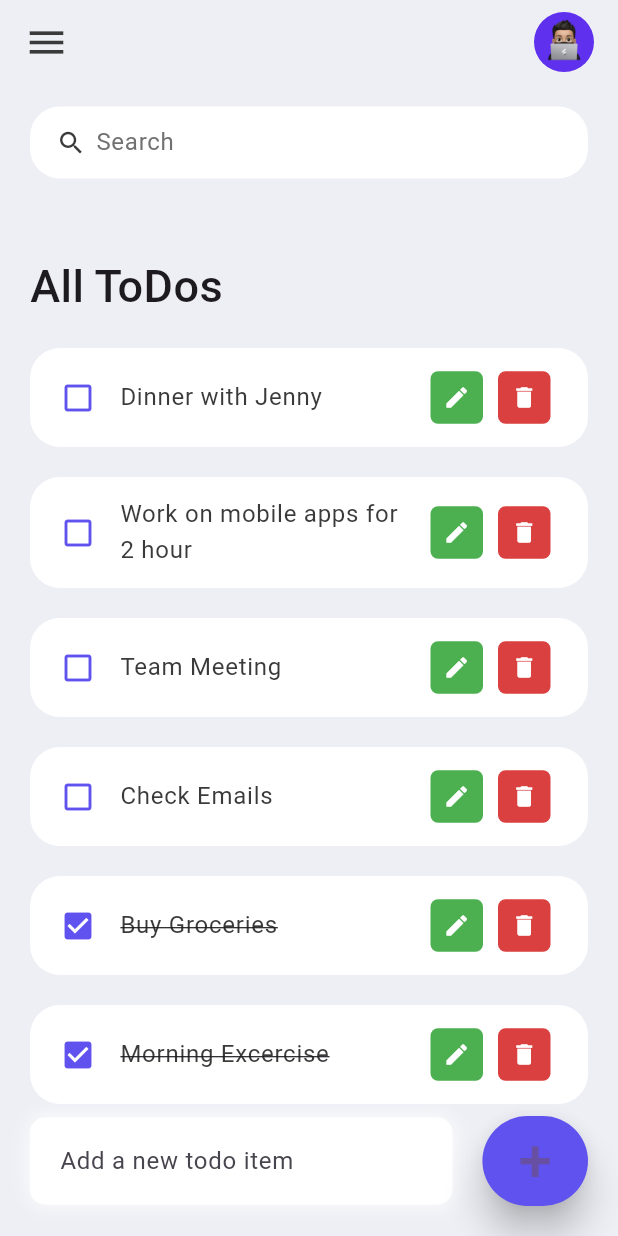
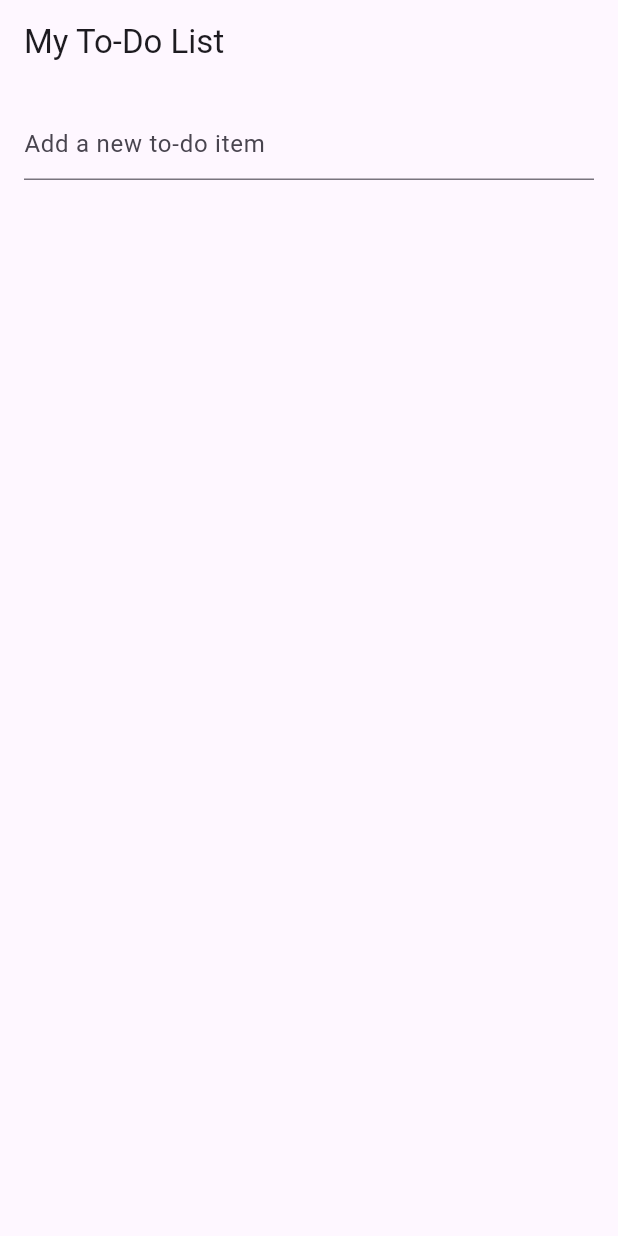
Before and after one commit to HeitorLouzeiroRepositoryIFPI/flutter-todo-app, a Flutter app: the screen it shows after launch, on a phone screen of 412 x 824 dp. Run offline on Flutter 3.47's test engine with Material 3 defaults, Android fonts, the phone set to English and light mode, and no system bars; our stand-ins replace shared_preferences.

Commit message:
Adiciona suporte para armazenamento de preferências com shared_preferences e implementa métodos de serialização na classe ToDo.

```diff
--- a/todo_app/lib/models/todo.dart
+++ b/todo_app/lib/models/todo.dart
@@ -1,34 +1,30 @@
 class ToDo {
-  String? id;
-  String? todoText;
-  bool isDone;
+  String? id; // Identificador único da tarefa
+  String? todoText; // Texto descritivo da tarefa
+  bool isDone; // Indica se a tarefa foi concluída ou não
 
+  // Construtor da classe ToDo
   ToDo({
-    required this.id,
-    required this.todoText,
-    this.isDone = false,
+    required this.id, // ID da tarefa
+    required this.todoText, // Texto da tarefa
+    this.isDone = false, // Tarefa não está concluída por padrão
   });
 
-  static List<ToDo> todoList() {
-    return [
-      ToDo(id: '01', todoText: 'Morning Excercise', isDone: true),
-      ToDo(id: '02', todoText: 'Buy Groceries', isDone: true),
-      ToDo(
-        id: '03',
-        todoText: 'Check Emails',
-      ),
-      ToDo(
-        id: '04',
-        todoText: 'Team Meeting',
-      ),
-      ToDo(
-        id: '05',
-        todoText: 'Work on mobile apps for 2 hour',
-      ),
-      ToDo(
-        id: '06',
-        todoText: 'Dinner with Jenny',
-      ),
-    ];
+  // Método para converter a instância da classe ToDo em um mapa (JSON)
+  Map<String, dynamic> toJson() {
+    return {
+      'id': id, // Atribui o ID da tarefa
+      'todoText': todoText, // Atribui o texto da tarefa
+      'isDone': isDone, // Atribui o estado da tarefa (concluída ou não)
+    };
+  }
+
+  // Método para criar uma instância da classe ToDo a partir de um mapa (JSON)
+  factory ToDo.fromJson(Map<String, dynamic> json) {
+    return ToDo(
+      id: json['id'], // Recupera o ID da tarefa
+      todoText: json['todoText'], // Recupera o texto da tarefa
+      isDone: json['isDone'], // Recupera o estado da tarefa
+    );
   }
 }
--- a/todo_app/lib/screens/home.dart
+++ b/todo_app/lib/screens/home.dart
@@ -1,8 +1,8 @@
 import 'package:flutter/material.dart';
-
-import '../models/todo.dart';
-import '../constants/colors.dart';
-import '../widgets/todo_item.dart';
+import 'package:shared_preferences/shared_preferences.dart';
+import 'dart:convert'; // Para codificar e decodificar dados JSON
+import '../models/todo.dart'; // Importa o modelo ToDo
+import '../widgets/todo_item.dart'; // Importa o widget ToDoItem
 
 class Home extends StatefulWidget {
   const Home({super.key});
@@ -12,171 +12,102 @@ class Home extends StatefulWidget {
 }
 
 class _HomeState extends State<Home> {
-  final todosList = ToDo.todoList();
-  List<ToDo> _foundToDo = [];
+  // Lista que armazenará as tarefas filtradas ou todas as tarefas
+  List<ToDo> _filteredOrAllTodos = [];
+  // Controlador de texto para o campo de input
   final _todoController = TextEditingController();
 
   @override
   void initState() {
-    _foundToDo = todosList;
     super.initState();
+    _loadToDoList(); // Carrega a lista de tarefas quando a tela é inicializada
   }
 
-  @override
-  Widget build(BuildContext context) {
-    return Scaffold(
-      backgroundColor: tdBGColor,
-      appBar: _buildAppBar(),
-      body: Stack(
-        children: [
-          Container(
-            padding: EdgeInsets.symmetric(
-              horizontal: 20,
-              vertical: 15,
-            ),
-            child: Column(
-              children: [
-                searchBox(),
-                Expanded(
-                  child: ListView(
-                    children: [
-                      Container(
-                        margin: EdgeInsets.only(
-                          top: 50,
-                          bottom: 20,
-                        ),
-                        child: Text(
-                          'All ToDos',
-                          style: TextStyle(
-                            fontSize: 30,
-                            fontWeight: FontWeight.w500,
-                          ),
-                        ),
-                      ),
-                      for (ToDo todoo in _foundToDo.reversed)
-                        ToDoItem(
-                          todo: todoo,
-                          onToDoChanged: _handleToDoChange,
-                          onDeleteItem: _deleteToDoItem,
-                          onEditItem: _editToDoItem, // Passar o método de edição
-                        ),
-                    ],
-                  ),
-                )
-              ],
-            ),
-          ),
-          Align(
-            alignment: Alignment.bottomCenter,
-            child: Row(children: [
-              Expanded(
-                child: Container(
-                  margin: EdgeInsets.only(
-                    bottom: 20,
-                    right: 20,
-                    left: 20,
-                  ),
-                  padding: EdgeInsets.symmetric(
-                    horizontal: 20,
-                    vertical: 5,
-                  ),
-                  decoration: BoxDecoration(
-                    color: Colors.white,
-                    boxShadow: const [
-                      BoxShadow(
-                        color: Colors.white,
-                        offset: Offset(0.0, 0.0),
-                        blurRadius: 10.0,
-                        spreadRadius: 0.0,
-                      ),
-                    ],
-                    borderRadius: BorderRadius.circular(10),
-                  ),
-                  child: TextField(
-                    controller: _todoController,
-                    decoration: InputDecoration(hintText: 'Add a new todo item', border: InputBorder.none),
-                  ),
-                ),
-              ),
-              Container(
-                margin: EdgeInsets.only(
-                  bottom: 20,
-                  right: 20,
-                ),
-                child: ElevatedButton(
-                  onPressed: () {
-                    _addToDoItem(_todoController.text);
-                  },
-                  style: ElevatedButton.styleFrom(
-                    backgroundColor: tdBlue,
-                    minimumSize: Size(60, 60),
-                    elevation: 10,
-                  ),
-                  child: Text(
-                    '+',
-                    style: TextStyle(
-                      fontSize: 40,
-                    ),
-                  ),
-                ),
-              ),
-            ]),
-          ),
-        ],
-      ),
-    );
+  // Carrega as tarefas salvas no SharedPreferences
+  Future<void> _loadToDoList() async {
+    try {
+      final prefs = await SharedPreferences.getInstance(); // Obtém uma instância do SharedPreferences
+      final String? todoListString = prefs.getString('todoList'); // Recupera a lista de tarefas como String
+
+      if (todoListString != null) {
+        // Se houver tarefas salvas, decodifica o JSON e as carrega
+        final List<dynamic> todoListJson = json.decode(todoListString);
+        setState(() {
+          _filteredOrAllTodos = todoListJson.map((json) => ToDo.fromJson(json)).toList();
+        });
+      } else {
+        // Se não houver tarefas salvas, inicializa com uma lista vazia
+        setState(() {
+          _filteredOrAllTodos = [];
+        });
+      }
+    } catch (e) {
+      // Caso ocorra um erro ao carregar os dados, exibe uma mensagem de erro
+    }
   }
 
-  void _handleToDoChange(ToDo todo) {
-    setState(() {
-      todo.isDone = !todo.isDone;
-    });
+  // Salva a lista de tarefas no SharedPreferences
+  Future<void> _saveToDoList() async {
+    try {
+      final prefs = await SharedPreferences.getInstance(); // Obtém a instância do SharedPreferences
+      final List<Map<String, dynamic>> todoListJson = _filteredOrAllTodos.map((todo) => todo.toJson()).toList(); // Converte a lista de ToDos em JSON
+      prefs.setString('todoList', json.encode(todoListJson)); // Salva a lista como uma String JSON
+    } catch (e) {
+      // Caso ocorra um erro ao salvar os dados, exibe uma mensagem de erro
+    }
   }
 
-  void _deleteToDoItem(String id) {
+  // Adiciona um novo item à lista de tarefas
+  void _addToDoItem(String toDo) {
+    if (toDo.trim().isEmpty) return; // Não adicionar tarefa vazia
     setState(() {
-      todosList.removeWhere((item) => item.id == id);
-    });
-  }
-
-  void _addToDoItem(String toDo) {
-    setState(() {
-      todosList.add(ToDo(
-        id: DateTime.now().millisecondsSinceEpoch.toString(),
+      _filteredOrAllTodos.add(ToDo(
+        id: DateTime.now().millisecondsSinceEpoch.toString(), // Gera um ID único baseado no tempo
         todoText: toDo,
       ));
     });
-    _todoController.clear();
+    _todoController.clear(); // Limpa o campo de texto
+    _saveToDoList(); // Salva a lista de tarefas no SharedPreferences
   }
 
+  // Exclui um item da lista de tarefas
+  void _deleteToDoItem(String id) {
+    setState(() {
+      _filteredOrAllTodos.removeWhere((item) => item.id == id); // Remove o item com o ID correspondente
+    });
+    _saveToDoList(); // Salva a lista de tarefas no SharedPreferences
+  }
+
+  // Edita um item da lista de tarefas
   void _editToDoItem(String id) {
-    final todo = todosList.firstWhere((item) => item.id == id);
-    final controller = TextEditingController(text: todo.todoText);
+    final todo = _filteredOrAllTodos.firstWhere((item) => item.id == id); // Encontra o item pela ID
+    final controller = TextEditingController(text: todo.todoText); // Inicializa o controlador com o texto atual
 
     showDialog(
       context: context,
       builder: (context) {
         return AlertDialog(
-          title: Text('Edit Task'),
+          title: const Text('Edit Task'), // Título do dialog
           content: TextField(
-            controller: controller,
-            decoration: InputDecoration(hintText: 'Edit your task'),
+            controller: controller, // Controlador de texto
+            decoration: const InputDecoration(hintText: 'Edit your task'), // Placeholder
           ),
           actions: [
             TextButton(
               onPressed: () {
-                Navigator.of(context).pop();
+                Navigator.of(context).pop(); // Fecha o dialog sem salvar
               },
-              child: Text('Cancel'),
+              child: const Text('Cancel'),
             ),
             TextButton(
               onPressed: () {
                 setState(() {
-                  todo.todoText = controller.text;
+                  todo.todoText = controller.text; // Atualiza o texto da tarefa
                 });
-                Navigator.of(context).pop();
+                Navigator.of(context).pop(); // Fecha o dialog
+                _saveToDoList(); // Salva a lista de tarefas no SharedPreferences
               },
-              child: Text('Save'),
+              child: const Text('Save'),
             ),
           ],
         );
@@ -184,66 +115,55 @@ class _HomeState extends State<Home> {
     );
   }
 
-  void _runFilter(String enteredKeyword) {
-    List<ToDo> results = [];
-    if (enteredKeyword.isEmpty) {
-      results = todosList;
-    } else {
-      results = todosList.where((item) => item.todoText!.toLowerCase().contains(enteredKeyword.toLowerCase())).toList();
-    }
-
-    setState(() {
-      _foundToDo = results;
-    });
-  }
-
-  Widget searchBox() {
-    return Container(
-      padding: EdgeInsets.symmetric(horizontal: 15),
-      decoration: BoxDecoration(
-        color: Colors.white,
-        borderRadius: BorderRadius.circular(20),
+  @override
+  Widget build(BuildContext context) {
+    return Scaffold(
+      appBar: AppBar(
+        title: const Text('My To-Do List'), // Título do aplicativo
       ),
-      child: TextField(
-        onChanged: (value) => _runFilter(value),
-        decoration: InputDecoration(
-          contentPadding: EdgeInsets.all(0),
-          prefixIcon: Icon(
-            Icons.search,
-            color: tdBlack,
-            size: 20,
+      body: Column(
+        children: [
+          // Campo de texto para adicionar novas tarefas
+          Padding(
+            padding: const EdgeInsets.all(16.0),
+            child: TextField(
+              controller: _todoController, // Controlador do campo de texto
+              decoration: const InputDecoration(
+                hintText: 'Add a new to-do item', // Texto que aparece quando o campo está vazio
+              ),
+              onSubmitted: (value) {
+                _addToDoItem(value); // Adiciona o item quando o usuário pressionar "Enter"
+              },
+            ),
           ),
-          prefixIconConstraints: BoxConstraints(
-            maxHeight: 20,
-            minWidth: 25,
+          // Exibe a lista de tarefas
+          Expanded(
+            child: ListView.builder(
+              itemCount: _filteredOrAllTodos.length, // Número de itens na lista
+              itemBuilder: (context, index) {
+                final todo = _filteredOrAllTodos[index]; // Obtém o ToDo da lista
+                return ToDoItem(
+                  todo: todo, // Passa o ToDo para o widget ToDoItem
+                  onToDoChanged: (updatedTodo) {
+                    // Ação ao editar o ToDo (abre o dialog de edição)
+                    if (todo.id != null) {
+                      _editToDoItem(todo.id!);
+                    }
+                  },
+                  onDeleteItem: (id) {
+                    // Ação ao excluir o ToDo
+                    _deleteToDoItem(id);
+                  },
+                  onEditItem: (id) {
+                    // Ação ao editar o ToDo
+                    _editToDoItem(id);
+                  },
+                );
+              },
+            ),
           ),
-          border: InputBorder.none,
-          hintText: 'Search',
-          hintStyle: TextStyle(color: tdGrey),
-        ),
+        ],
       ),
     );
   }
-
-  AppBar _buildAppBar() {
-    return AppBar(
-      backgroundColor: tdBGColor,
-      elevation: 0,
-      title: Row(mainAxisAlignment: MainAxisAlignment.spaceBetween, children: [
-        Icon(
-          Icons.menu,
-          color: tdBlack,
-          size: 30,
-        ),
-        SizedBox(
-          height: 40,
-          width: 40,
-          child: ClipRRect(
-            borderRadius: BorderRadius.circular(20),
-            child: Image.asset('assets/img/main.png'),
-          ),
-        ),
-      ]),
-    );
-  }
 }
--- a/todo_app/lib/widgets/todo_item.dart
+++ b/todo_app/lib/widgets/todo_item.dart
@@ -1,13 +1,13 @@
 import 'package:flutter/material.dart';
 
-import '../models/todo.dart';
-import '../constants/colors.dart';
+import '../models/todo.dart'; // Importa o modelo ToDo
+import '../constants/colors.dart'; // Importa as constantes de cores
 
 class ToDoItem extends StatelessWidget {
-  final ToDo todo;
-  final Function(ToDo) onToDoChanged;
-  final Function(String) onDeleteItem;
-  final Function(String) onEditItem;
+  final ToDo todo; // Instância do objeto ToDo
+  final Function(ToDo) onToDoChanged; // Função chamada ao marcar/desmarcar o ToDo
+  final Function(String) onDeleteItem; // Função chamada ao excluir o ToDo
+  final Function(String) onEditItem; // Função chamada ao editar o ToDo
 
   const ToDoItem({
     super.key,
@@ -20,67 +20,69 @@ class ToDoItem extends StatelessWidget {
   @override
   Widget build(BuildContext context) {
     return Container(
-      margin: EdgeInsets.only(bottom: 20),
+      margin: EdgeInsets.only(bottom: 20), // Margem inferior para espaçar os itens
       child: ListTile(
         onTap: () {
-          onToDoChanged(todo);
+          onToDoChanged(todo); // Chama a função de mudança de estado quando o item é clicado
         },
         shape: RoundedRectangleBorder(
-          borderRadius: BorderRadius.circular(20),
+          borderRadius: BorderRadius.circular(20), // Bordas arredondadas para o item
         ),
-        contentPadding: EdgeInsets.symmetric(horizontal: 20, vertical: 5),
-        tileColor: Colors.white,
+        contentPadding: EdgeInsets.symmetric(horizontal: 20, vertical: 5), // Padding interno para espaçar o conteúdo
+        tileColor: Colors.white, // Cor de fundo do item
         leading: Icon(
-          todo.isDone ? Icons.check_box : Icons.check_box_outline_blank,
-          color: tdBlue,
+          todo.isDone ? Icons.check_box : Icons.check_box_outline_blank, // Ícone de checkbox com base no status
+          color: tdBlue, // Cor do ícone de checkbox
         ),
         title: Text(
-          todo.todoText!,
+          todo.todoText!, // Exibe o texto da tarefa
           style: TextStyle(
-            fontSize: 16,
-            color: tdBlack,
-            decoration: todo.isDone ? TextDecoration.lineThrough : null,
+            fontSize: 16, // Tamanho da fonte
+            color: tdBlack, // Cor do texto
+            decoration: todo.isDone ? TextDecoration.lineThrough : null, // Risca o texto se a tarefa estiver concluída
           ),
         ),
         trailing: Row(
-          mainAxisSize: MainAxisSize.min,
+          mainAxisSize: MainAxisSize.min, // Faz com que os botões fiquem na extremidade direita
           children: [
+            // Botão de edição
             Container(
               padding: EdgeInsets.all(0),
               margin: EdgeInsets.symmetric(horizontal: 5),
               height: 35,
               width: 35,
               decoration: BoxDecoration(
-                color: Colors.green,
-                borderRadius: BorderRadius.circular(5),
+                color: Colors.green, // Cor de fundo do botão de edição
+                borderRadius: BorderRadius.circular(5), // Bordas arredondadas
               ),
               child: IconButton(
-                color: Colors.white,
-                iconSize: 18,
-                icon: Icon(Icons.edit),
+                color: Colors.white, // Cor do ícone
+                iconSize: 18, // Tamanho do ícone
+                icon: Icon(Icons.edit), // Ícone de edição
                 onPressed: () {
                   if (todo.id != null) {
-                    onEditItem(todo.id!); // Garantir que o ID não é nulo
+                    onEditItem(todo.id!); // Chama a função de edição passando o ID da tarefa
                   }
                 },
               ),
             ),
+            // Botão de exclusão
             Container(
               padding: EdgeInsets.all(0),
               margin: EdgeInsets.symmetric(horizontal: 5),
               height: 35,
               width: 35,
               decoration: BoxDecoration(
-                color: tdRed,
-                borderRadius: BorderRadius.circular(5),
+                color: tdRed, // Cor de fundo do botão de exclusão
+                borderRadius: BorderRadius.circular(5), // Bordas arredondadas
               ),
               child: IconButton(
-                color: Colors.white,
-                iconSize: 18,
-                icon: Icon(Icons.delete),
+                color: Colors.white, // Cor do ícone
+                iconSize: 18, // Tamanho do ícone
+                icon: Icon(Icons.delete), // Ícone de exclusão
                 onPressed: () {
                   if (todo.id != null) {
-                    onDeleteItem(todo.id!); // Garantir que o ID não é nulo
+                    onDeleteItem(todo.id!); // Chama a função de exclusão passando o ID da tarefa
                   }
                 },
               ),
--- a/todo_app/pubspec.yaml
+++ b/todo_app/pubspec.yaml
@@ -34,6 +34,7 @@ dependencies:
   # The following adds the Cupertino Icons font to your application.
   # Use with the CupertinoIcons class for iOS style icons.
   cupertino_icons: ^1.0.8
+  shared_preferences: ^2.3.4
 
 
 dev_dependencies:
```
Also changed, not shown: 1 other file.
